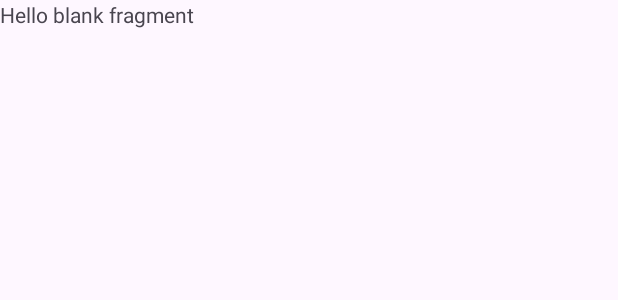
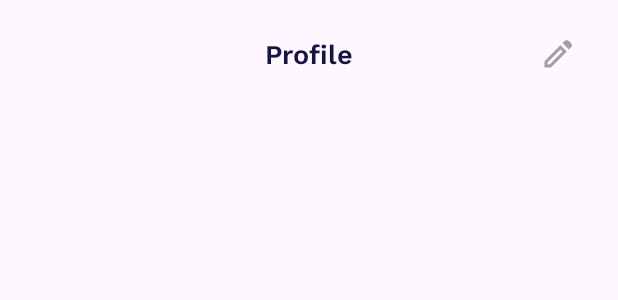
Before and after one commit to 1405yuga/UI-Respository, an Android app: the layout fragment_profile.xml on its own in the app's theme, with its tools: preview values and no code run, on a phone screen of 412 x 824 dp. Shown: the top 300 px of the screen. Run offline under Robolectric (Android 15) with nearby library versions, the phone set to English and light mode, and no system bars.

Commit message:
profile title added

```diff
--- a/HomeHiveClone/app/src/main/res/layout/fragment_profile.xml
+++ b/HomeHiveClone/app/src/main/res/layout/fragment_profile.xml
@@ -1,14 +1,61 @@
 <?xml version="1.0" encoding="utf-8"?>
-<FrameLayout xmlns:android="http://schemas.android.com/apk/res/android"
+<ScrollView xmlns:android="http://schemas.android.com/apk/res/android"
+    xmlns:app="http://schemas.android.com/apk/res-auto"
     xmlns:tools="http://schemas.android.com/tools"
     android:layout_width="match_parent"
     android:layout_height="match_parent"
     tools:context=".fragments.ProfileFragment">
 
-    <!-- TODO: Update blank fragment layout -->
-    <TextView
+    <LinearLayout
         android:layout_width="match_parent"
-        android:layout_height="match_parent"
-        android:text="@string/hello_blank_fragment" />
+        android:layout_height="wrap_content"
+        android:orientation="vertical">
 
-</FrameLayout>
+        <com.google.android.material.card.MaterialCardView
+            android:layout_width="match_parent"
+            android:layout_height="wrap_content"
+            app:strokeWidth="@dimen/bottom_nav_menu_width">
+
+            <androidx.constraintlayout.widget.ConstraintLayout
+                android:layout_width="match_parent"
+                android:layout_height="wrap_content"
+                android:layout_marginHorizontal="@dimen/fragment_top_bar_margin_horizontal"
+                android:layout_marginVertical="@dimen/fragment_top_bar_margin_vertical">
+
+                <View
+                    android:id="@+id/backButton"
+                    android:layout_width="@dimen/clickable_size"
+                    android:layout_height="@dimen/clickable_size"
+                    android:scaleType="center"
+                    app:layout_constraintBottom_toBottomOf="parent"
+                    app:layout_constraintStart_toStartOf="parent"
+                    app:layout_constraintTop_toTopOf="parent" />
+
+                <TextView
+                    android:layout_width="wrap_content"
+                    android:layout_height="wrap_content"
+                    android:fontFamily="@font/work_sans_semibold"
+                    android:text="Profile"
+                    android:textColor="@color/fragment_top_bar_text"
+                    android:textSize="@dimen/fragment_top_bar_title"
+                    app:layout_constraintBottom_toBottomOf="parent"
+                    app:layout_constraintEnd_toStartOf="@id/editButton"
+                    app:layout_constraintStart_toEndOf="@id/backButton"
+                    app:layout_constraintTop_toTopOf="parent" />
+
+                <ImageView
+                    android:id="@+id/editButton"
+                    android:layout_width="@dimen/clickable_size"
+                    android:layout_height="@dimen/clickable_size"
+                    android:clickable="true"
+                    android:scaleType="center"
+                    android:src="@drawable/material_symbols_edit_outline"
+                    app:layout_constraintBottom_toBottomOf="parent"
+                    app:layout_constraintEnd_toEndOf="parent"
+                    app:layout_constraintTop_toTopOf="parent" />
+
+            </androidx.constraintlayout.widget.ConstraintLayout>
+
+        </com.google.android.material.card.MaterialCardView>
+    </LinearLayout>
+</ScrollView>
```
